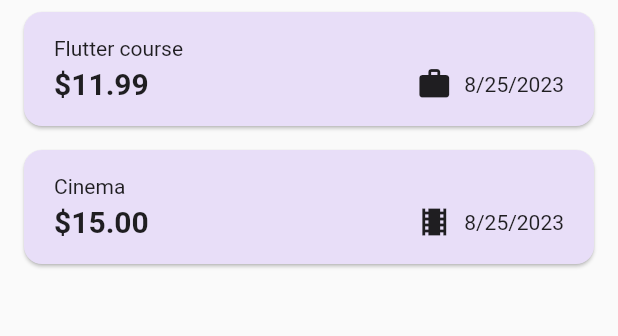
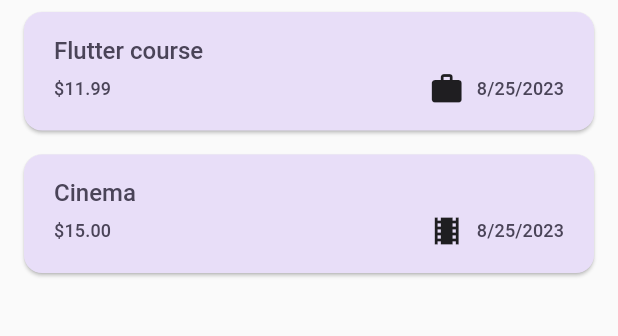
Before and after one commit to mohammedf99/expenses_app, a Flutter app: the screen it shows after launch, on a phone screen of 412 x 824 dp, the part 108-444 px from its top. Run offline on Flutter 3.47's test engine with Material 2 defaults, Android fonts, the phone set to English and light mode, and no system bars.

Commit message:
added themes to the widgets

```diff
--- a/lib/widgets/expenses.dart
+++ b/lib/widgets/expenses.dart
@@ -44,22 +44,24 @@ class _ExpensesState extends State<Expenses> {
   }
 
   void _removeExpense(Expense expense) {
-
     final expenseIndex = _registeredExpenses.indexOf(expense);
 
     setState(() {
       _registeredExpenses.remove(expense);
     });
 
+    ScaffoldMessenger.of(context).clearSnackBars();
     ScaffoldMessenger.of(context).showSnackBar(
       SnackBar(
         content: const Text("Expense deleted"),
         duration: const Duration(seconds: 10),
-        action: SnackBarAction(label: "Undo", onPressed: () {
-          setState(() {
-            _registeredExpenses.insert(expenseIndex, expense);
-          });
-        }),
+        action: SnackBarAction(
+            label: "Undo",
+            onPressed: () {
+              setState(() {
+                _registeredExpenses.insert(expenseIndex, expense);
+              });
+            }),
       ),
     );
   }
--- a/lib/widgets/expenses_list/expense_item.dart
+++ b/lib/widgets/expenses_list/expense_item.dart
@@ -18,23 +18,26 @@ class ExpenseItem extends StatelessWidget {
         child: Column(
           crossAxisAlignment: CrossAxisAlignment.start,
           children: [
-            Text(expense.title),
+            Text(
+              expense.title,
+              style: Theme.of(context).textTheme.titleMedium,
+            ),
             const SizedBox(height: 4),
             Row(
               children: [
                 Text(
                   "\$${expense.amount.toStringAsFixed(2)}",
-                  style: const TextStyle(
-                    fontWeight: FontWeight.bold,
-                    fontSize: 20,
-                  ),
+                  style: Theme.of(context).textTheme.titleSmall,
                 ),
                 const Spacer(),
                 Row(
                   children: [
                     Icon(categoryIcons[expense.category]),
                     const SizedBox(width: 8),
-                    Text(expense.formattedDate),
+                    Text(
+                      expense.formattedDate,
+                      style: Theme.of(context).textTheme.titleSmall,
+                    ),
                   ],
                 )
               ],
--- a/lib/widgets/expenses_list/expenses_list.dart
+++ b/lib/widgets/expenses_list/expenses_list.dart
@@ -4,7 +4,8 @@ import '../../models/expense.dart';
 import 'expense_item.dart';
 
 class ExpensesList extends StatelessWidget {
-  const ExpensesList({super.key, required this.expenses, required this.onDismissed});
+  const ExpensesList(
+      {super.key, required this.expenses, required this.onDismissed});
 
   final List<Expense> expenses;
   final void Function(Expense expense) onDismissed;
@@ -15,6 +16,16 @@ class ExpensesList extends StatelessWidget {
       itemCount: expenses.length,
       itemBuilder: (context, index) => Dismissible(
         key: ValueKey(expenses[index]),
+        background: Container(
+          color: Theme.of(context).colorScheme.error.withOpacity(0.75),
+          margin: EdgeInsets.symmetric(
+            horizontal: Theme.of(context).cardTheme.margin!.horizontal,
+            vertical: Theme.of(context).cardTheme.margin!.vertical,
+          ),
+          child: const Center(
+            child: Text("Delete"),
+          ),
+        ),
         onDismissed: (direction) => onDismissed(expenses[index]),
         child: ExpenseItem(expense: expenses[index]),
       ),
```
